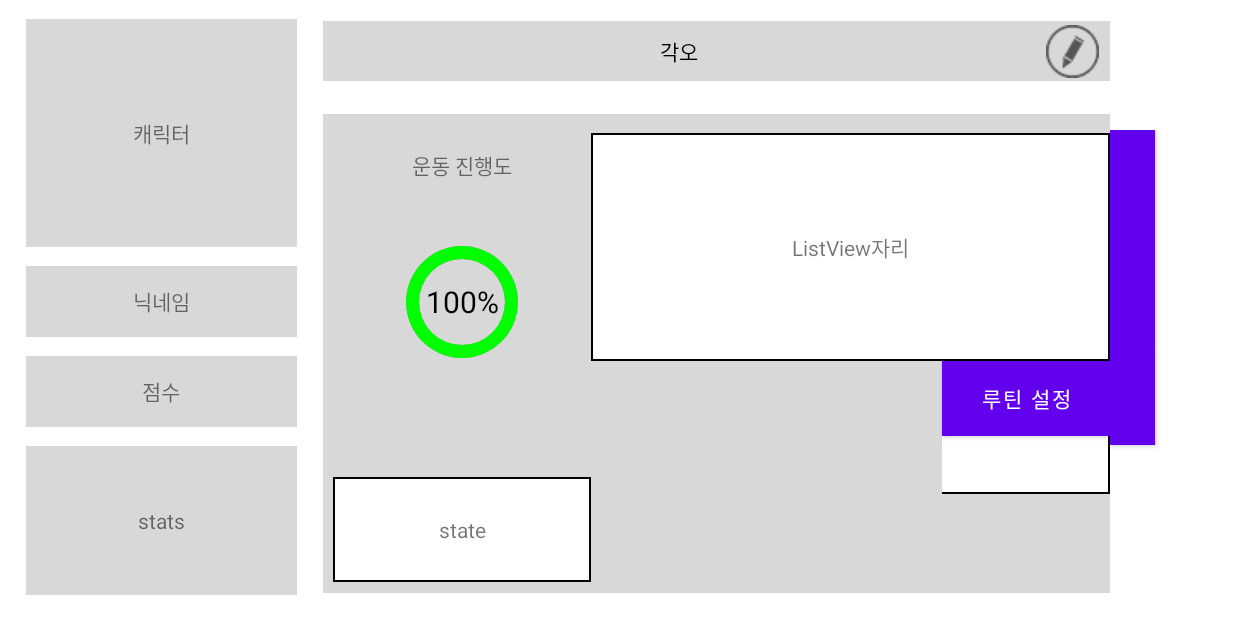
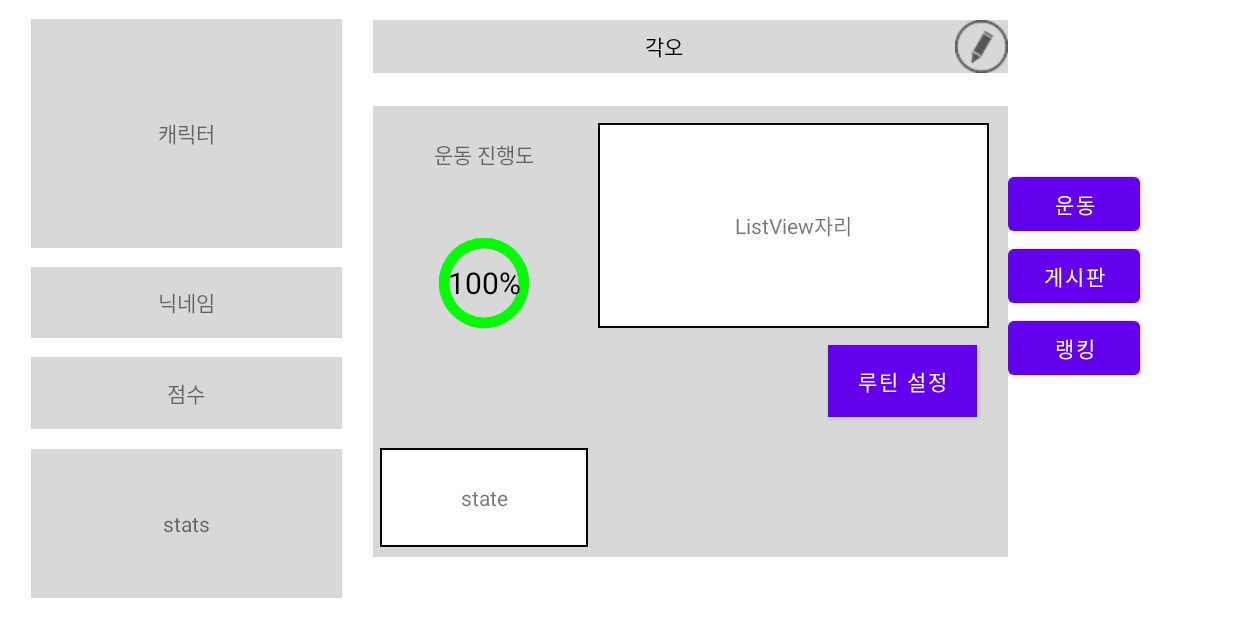
Before and after one commit to son-yu-seoung/2022_KIKOM, an Android app: the screen it shows after launch (MainActivity), on a phone screen of 824 x 412 dp (held sideways). Run offline under Robolectric (Android 15) with nearby library versions, the phone set to English and light mode, and no system bars.

Commit message:
Merge remote-tracking branch 'origin/yuseong' into junpyo
# Conflicts:
#	App/app/src/main/res/layout/activity_main.xml

```diff
--- a/App/app/src/main/AndroidManifest.xml
+++ b/App/app/src/main/AndroidManifest.xml
@@ -23,6 +23,7 @@
         <activity android:name=".go_board_page"/>
         <activity android:name="go_board_twice"/>
         <activity android:name="go_lutin_recommend"/>
+        <activity android:name=".go_exercise_page"/>
     </application>
 
 </manifest>
--- a/App/app/src/main/java/com/example/app/MainActivity.java
+++ b/App/app/src/main/java/com/example/app/MainActivity.java
@@ -96,6 +96,16 @@ public class MainActivity extends AppCompatActivity {
             }
         });
 
+        Button go_exercise_page_btn = (Button) findViewById(R.id.go_exercise_page_btn);
+        go_exercise_page_btn.setOnClickListener(new View.OnClickListener() {
+
+            @Override
+            public void onClick(View view) {
+                Intent intent = new Intent(getApplicationContext(), go_exercise_page.class);
+                startActivity(intent);
+            }
+        });
+
         // Button 전환
 
 /*
--- a/App/app/src/main/res/layout/activity_main.xml
+++ b/App/app/src/main/res/layout/activity_main.xml
@@ -8,8 +8,8 @@
 
     <LinearLayout
         android:id="@+id/linearLayout"
-        android:layout_width="0dp"
-        android:layout_height="wrap_content"
+        android:layout_width="match_parent"
+        android:layout_height="match_parent"
         android:orientation="horizontal"
         app:layout_constraintEnd_toEndOf="parent"
         app:layout_constraintStart_toStartOf="parent"
@@ -23,7 +23,7 @@
 
         <LinearLayout
             android:layout_width="wrap_content"
-            android:layout_height="410dip"
+            android:layout_height="match_parent"
             android:layout_weight="4"
             android:orientation="vertical">
 
@@ -117,8 +117,8 @@
                     android:textColor="@color/black"></TextView>
 
                 <ImageButton
-                    android:layout_width="50dp"
-                    android:layout_height="40dp"
+                    android:layout_width="wrap_content"
+                    android:layout_height="wrap_content"
                     android:background="#D8D8D8"
                     android:src="@drawable/pencilicon5">
 
@@ -137,6 +137,8 @@
                 android:layout_height="wrap_content"
                 android:layout_weight="8"
                 android:background="#D8D8D8">
+
+
 
                 <LinearLayout
                     android:layout_width="wrap_content"
@@ -218,6 +220,11 @@
                 <LinearLayout
                     android:layout_width="wrap_content"
                     android:layout_height="match_parent"
+                    android:layout_weight="0.3"></LinearLayout>
+
+                <LinearLayout
+                    android:layout_width="wrap_content"
+                    android:layout_height="match_parent"
                     android:layout_weight="7"
                     android:orientation="vertical">
 
@@ -237,8 +244,13 @@
                     <LinearLayout
                         android:layout_width="match_parent"
                         android:layout_height="wrap_content"
+                        android:layout_weight="0.1"/>
+
+                    <LinearLayout
+                        android:layout_width="match_parent"
+                        android:layout_height="wrap_content"
                         android:layout_weight="0.3"
-                        android:background="@drawable/stroke"
+
                         android:orientation="horizontal">
 
                         <LinearLayout
@@ -249,12 +261,17 @@
 
                         <Button
                             android:id="@+id/go_lutin_recommend_btn"
-                            android:layout_width="100dp"
-                            android:layout_height="50dp"
+                            android:layout_width="wrap_content"
+                            android:layout_height="wrap_content"
                             android:layout_weight="1"
                             android:background="#d8d8d8"
                             android:text="루틴 설정"></Button>
 
+                        <LinearLayout
+                            android:layout_width="wrap_content"
+                            android:layout_height="match_parent"
+                            android:layout_weight="1"
+                            android:background="#D8D8D8"></LinearLayout>
 
                     </LinearLayout>
 
@@ -264,9 +281,23 @@
                         android:layout_weight="0.5"
                         android:background="#D8D8D8"></LinearLayout>
 
+
+
                 </LinearLayout>
 
+                <LinearLayout
+                    android:layout_width="wrap_content"
+                    android:layout_height="match_parent"
+                    android:layout_weight="0.5"></LinearLayout>
+
             </LinearLayout>
+
+            <LinearLayout
+            android:layout_width="wrap_content"
+            android:layout_height="wrap_content"
+            android:layout_weight="1"></LinearLayout>
+
+
 
             <LinearLayout
                 android:layout_width="match_parent"
@@ -294,23 +325,24 @@
 
                 <Button
                     android:id="@+id/go_exercise_page_btn"
-                    android:layout_width="30dp"
-                    android:layout_height="70dp"
-                    android:background="#000">
-
+                    android:layout_width="wrap_content"
+                    android:layout_height="wrap_content"
+                    android:text="운동">
                 </Button>
 
                 <Button
                     android:id="@+id/go_chatting_page_btn"
-                    android:layout_width="30dp"
-                    android:layout_height="70dp"
-                    android:background="#000"></Button>
+                    android:layout_width="wrap_content"
+                    android:layout_height="wrap_content"
+                    android:text="게시판">
+                </Button>
 
                 <Button
                     android:id="@+id/go_ranking_page_btn"
-                    android:layout_width="30dp"
-                    android:layout_height="70dp"
-                    android:background="#000"></Button>
+                    android:layout_width="wrap_content"
+                    android:layout_height="wrap_content"
+                    android:text="랭킹">
+                </Button>
 
             </LinearLayout>
 
```
Also changed, not shown: App/app/src/main/java/com/example/app/go_exercise_page.java (added, +16 -0 lines), App/app/src/main/res/layout/board_page.xml (+13 -11 lines), App/app/src/main/res/layout/chatting_page.xml (+14 -12 lines), App/app/src/main/res/layout/exercise_page.xml (added, +162 -0 lines).
